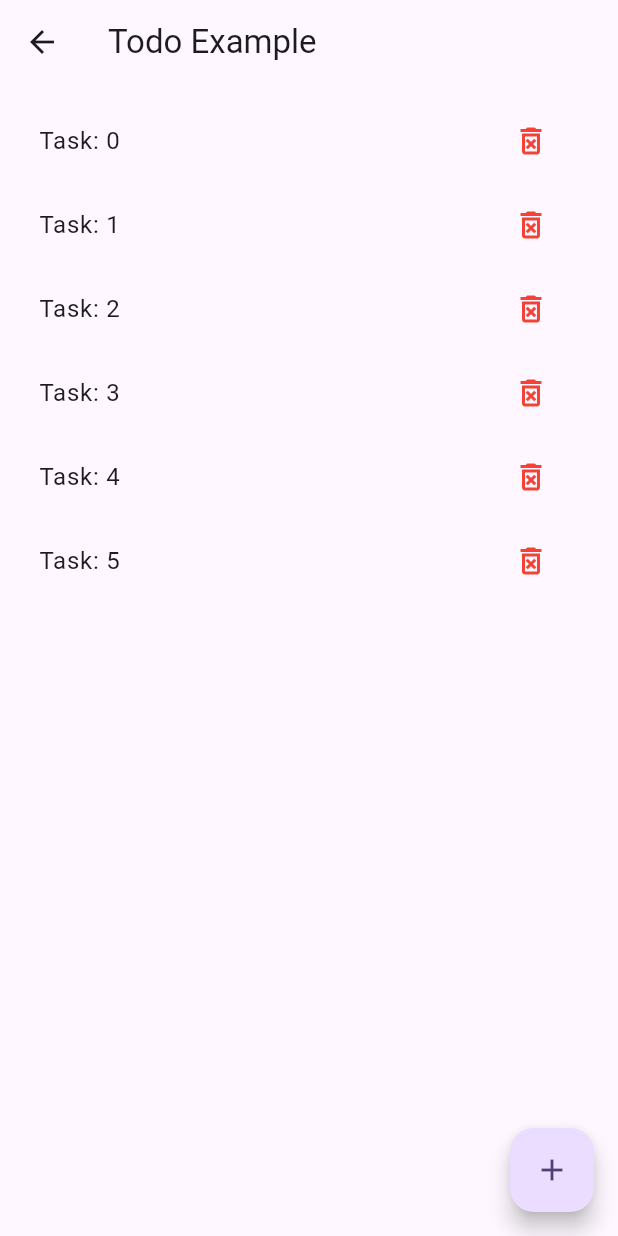
After one commit to nikhil-mallik/bloc_practice, a Flutter app: the ToDoScreen screen opened directly, after a tap on the "add" icon, on a phone screen of 412 x 824 dp. The commit adds this screen. Run offline on Flutter 3.47's test engine with Material 3 defaults, Android fonts, the phone set to English and light mode, and no system bars; our stand-ins replace bloc, equatable, flutter_bloc, image_picker.

Commit message:
Todo app completed.

```diff
--- /dev/null
+++ b/lib/bloc/to_do_example/to_do_bloc.dart
@@ -0,0 +1,22 @@
+import 'package:bloc/bloc.dart';
+
+import 'to_do_event.dart';
+import 'to_do_state.dart';
+
+class ToDoBloc extends Bloc<ToDoEvent, ToDoState> {
+  final List<String> todoTask = [];
+  ToDoBloc() : super(const ToDoState()) {
+    on<AddTodoEvent>(_addTodoEvent);
+    on<DeleteTodoEvent>(_deleteTodoEvent);
+  }
+
+  void _addTodoEvent(AddTodoEvent event, Emitter<ToDoState> states) {
+    todoTask.add(event.task);
+    states(state.copyWith(todoEvent: List.from(todoTask)));
+  }
+
+  void _deleteTodoEvent(DeleteTodoEvent event, Emitter<ToDoState> states) {
+    todoTask.remove(event.task);
+    states(state.copyWith(todoEvent: List.from(todoTask)));
+  }
+}
--- /dev/null
+++ b/lib/bloc/to_do_example/to_do_event.dart
@@ -0,0 +1,21 @@
+import 'package:equatable/equatable.dart';
+
+abstract class ToDoEvent extends Equatable {
+  const ToDoEvent();
+}
+
+class AddTodoEvent extends ToDoEvent {
+  final String task;
+  const AddTodoEvent({required this.task});
+
+  @override
+  List<Object> get props => [task];
+}
+
+class DeleteTodoEvent extends ToDoEvent {
+  final Object task;
+  const DeleteTodoEvent({required this.task});
+
+  @override
+  List<Object> get props => [task];
+}
--- /dev/null
+++ b/lib/bloc/to_do_example/to_do_state.dart
@@ -0,0 +1,13 @@
+import 'package:equatable/equatable.dart';
+
+class ToDoState extends Equatable {
+  final List<String> todoEvent;
+  const ToDoState({this.todoEvent = const []});
+
+  ToDoState copyWith({List<String>? todoEvent}) {
+    return ToDoState(todoEvent: todoEvent ?? this.todoEvent);
+  }
+
+  @override
+  List<Object> get props => [todoEvent];
+}
--- a/lib/home.dart
+++ b/lib/home.dart
@@ -3,6 +3,7 @@ import 'package:flutter/material.dart';
 import 'ui/counter/counter_screen.dart';
 import 'ui/image_picker/image_picker_screen.dart';
 import 'ui/switch_example/switch_example_screen.dart';
+import 'ui/to_do_example/to_do_screen.dart';
 
 class Home extends StatelessWidget {
   const Home({super.key});
@@ -52,6 +53,7 @@ class Home extends StatelessWidget {
                 context, 'Switch Example', const SwitchExampleScreen()),
             showPracticeList(
                 context, 'Image Picker Example', const ImagePickerScreen()),
+            showPracticeList(context, 'TO DO Example', const ToDoScreen()),
           ],
         ),
       ),
--- a/lib/main.dart
+++ b/lib/main.dart
@@ -1,11 +1,14 @@
-import 'package:bloc_practice/bloc/counter/counter_bloc.dart';
-import 'package:bloc_practice/bloc/switch_example/switch_bloc.dart';
-import 'package:bloc_practice/utils/image_picker_utlis.dart';
+
 import 'package:flutter/material.dart';
 import 'package:flutter_bloc/flutter_bloc.dart';
 
+
+import 'bloc/counter/counter_bloc.dart';
 import 'bloc/image_picker/image_picker_bloc.dart';
+import 'bloc/switch_example/switch_bloc.dart';
+import 'bloc/to_do_example/to_do_bloc.dart';
 import 'home.dart';
+import 'utils/image_picker_utlis.dart';
 
 void main() {
   runApp(const MyApp());
@@ -21,6 +24,7 @@ class MyApp extends StatelessWidget {
         BlocProvider(create: (_) => CounterBloc()),
         BlocProvider(create: (_) => SwitchBloc()),
         BlocProvider(create: (_) => ImagePickerBloc(ImagePickerUtlis())),
+        BlocProvider(create: (_) => ToDoBloc()),
       ],
       child: MaterialApp(
         debugShowCheckedModeBanner: false,
--- /dev/null
+++ b/lib/ui/to_do_example/to_do_screen.dart
@@ -0,0 +1,60 @@
+import 'package:flutter/material.dart';
+import 'package:flutter_bloc/flutter_bloc.dart';
+
+import '../../bloc/to_do_example/to_do_bloc.dart';
+import '../../bloc/to_do_example/to_do_event.dart';
+import '../../bloc/to_do_example/to_do_state.dart';
+
+class ToDoScreen extends StatelessWidget {
+  const ToDoScreen({super.key});
+
+  @override
+  Widget build(BuildContext context) {
+    return Scaffold(
+      appBar: AppBar(
+        title: const Text('Todo Example'),
+      ),
+      body: Padding(
+        padding: const EdgeInsets.all(10.0),
+        child: BlocBuilder<ToDoBloc, ToDoState>(
+          builder: (context, state) {
+            if (state.todoEvent.isEmpty) {
+              return const Center(
+                child: Text('No Event found'),
+              );
+            } else if (state.todoEvent.isNotEmpty) {
+              return ListView.builder(
+                  itemCount: state.todoEvent.length,
+                  itemBuilder: (context, index) {
+                    return ListTile(
+                      title: Text(state.todoEvent[index]),
+                      trailing: IconButton(
+                        onPressed: () {
+                          context.read<ToDoBloc>().add(
+                                DeleteTodoEvent(task: state.todoEvent[index]),
+                              );
+                        },
+                        icon: const Icon(Icons.delete_forever_outlined),
+                        color: Colors.red,
+                      ),
+                    );
+                  });
+            } else {
+              return const Center(
+                child: Text('Something went wrong'),
+              );
+            }
+          },
+        ),
+      ),
+      floatingActionButton: FloatingActionButton(
+        onPressed: () {
+          for (int i = 0; i < 6; i++) {
+            context.read<ToDoBloc>().add(AddTodoEvent(task: 'Task: $i'));
+          }
+        },
+        child: const Icon(Icons.add),
+      ),
+    );
+  }
+}
```
Also changed, not shown: 3 other files.
